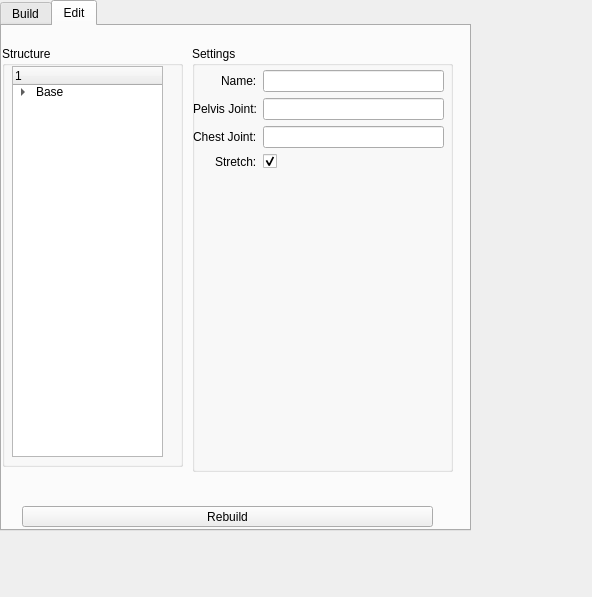
Old version of the form docs/design_UI.ui in the repository LEESANGTAK/ironRig.
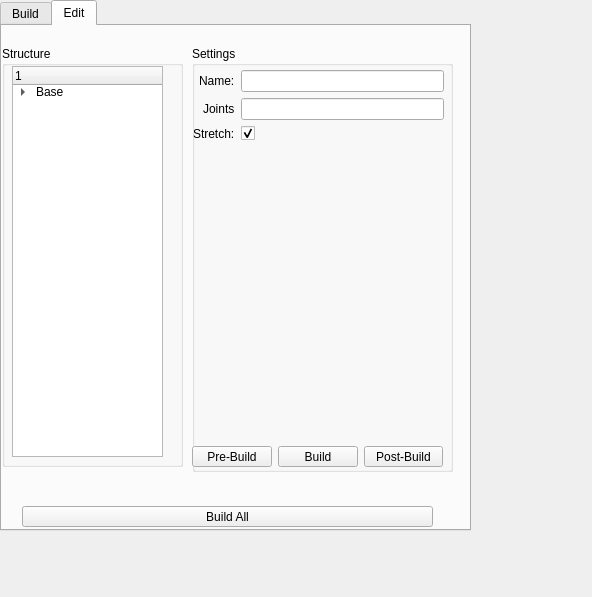
New version of the form.

What changed in the file:
```diff
--- a/docs/design_UI.ui
+++ b/docs/design_UI.ui
@@ -379,24 +379,10 @@
          <item row="0" column="1">
           <widget class="QLineEdit" name="nameLineEdit_3"/>
          </item>
-         <item row="3" column="0">
-          <widget class="QLabel" name="stretchLabel_3">
-           <property name="text">
-            <string>Stretch:</string>
-           </property>
-          </widget>
-         </item>
-         <item row="3" column="1">
-          <widget class="QCheckBox" name="stretchCheckBox_3">
-           <property name="checked">
-            <bool>true</bool>
-           </property>
-          </widget>
-         </item>
          <item row="1" column="0">
           <widget class="QLabel" name="jointsLabel_3">
            <property name="text">
-            <string>Pelvis Joint:</string>
+            <string>Joints</string>
            </property>
           </widget>
          </item>
@@ -404,14 +390,18 @@
           <widget class="QLineEdit" name="jointsLineEdit_3"/>
          </item>
          <item row="2" column="0">
-          <widget class="QLabel" name="chestJointLabel_2">
+          <widget class="QLabel" name="stretchLabel_3">
            <property name="text">
-            <string>Chest Joint:</string>
+            <string>Stretch:</string>
            </property>
           </widget>
          </item>
          <item row="2" column="1">
-          <widget class="QLineEdit" name="chestJointLineEdit_2"/>
+          <widget class="QCheckBox" name="stretchCheckBox_3">
+           <property name="checked">
+            <bool>true</bool>
+           </property>
+          </widget>
          </item>
         </layout>
        </widget>
@@ -546,6 +536,39 @@
        </widget>
       </widget>
      </widget>
+     <widget class="QWidget" name="">
+      <property name="geometry">
+       <rect>
+        <x>0</x>
+        <y>400</y>
+        <width>251</width>
+        <height>21</height>
+       </rect>
+      </property>
+      <layout class="QHBoxLayout" name="horizontalLayout_2">
+       <item>
+        <widget class="QPushButton" name="pushButton_3">
+         <property name="text">
+          <string>Pre-Build</string>
+         </property>
+        </widget>
+       </item>
+       <item>
+        <widget class="QPushButton" name="pushButton_4">
+         <property name="text">
+          <string>Build</string>
+         </property>
+        </widget>
+       </item>
+       <item>
+        <widget class="QPushButton" name="pushButton_5">
+         <property name="text">
+          <string>Post-Build</string>
+         </property>
+        </widget>
+       </item>
+      </layout>
+     </widget>
     </widget>
     <widget class="QPushButton" name="pushButton_2">
      <property name="geometry">
@@ -557,7 +580,7 @@
       </rect>
      </property>
      <property name="text">
-      <string>Rebuild</string>
+      <string>Build All</string>
      </property>
     </widget>
     <widget class="QGroupBox" name="groupBox_4">
```
